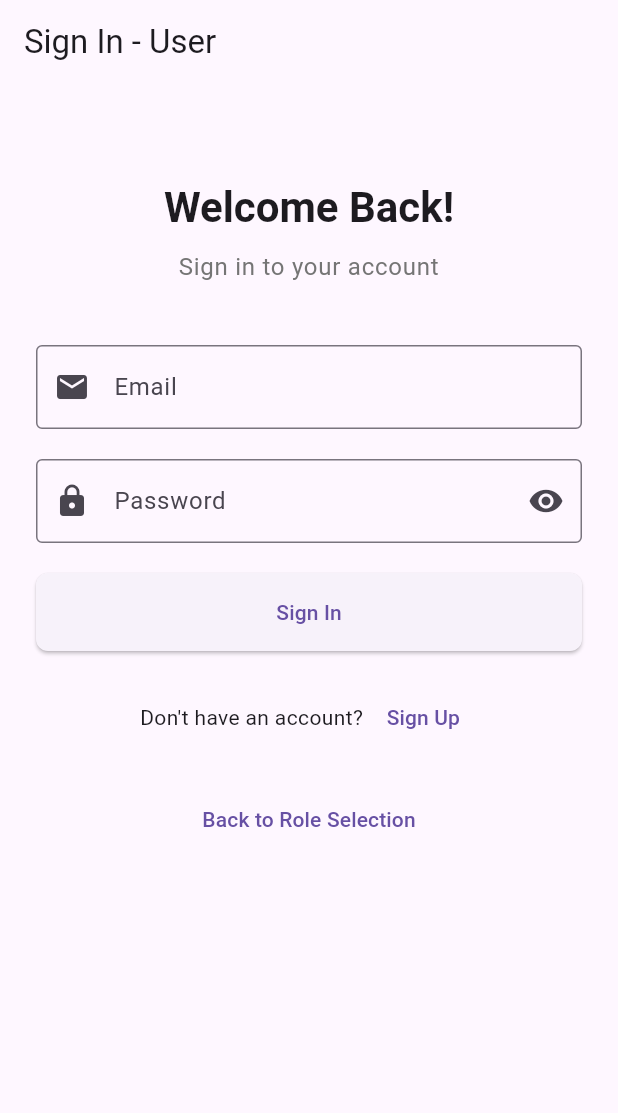
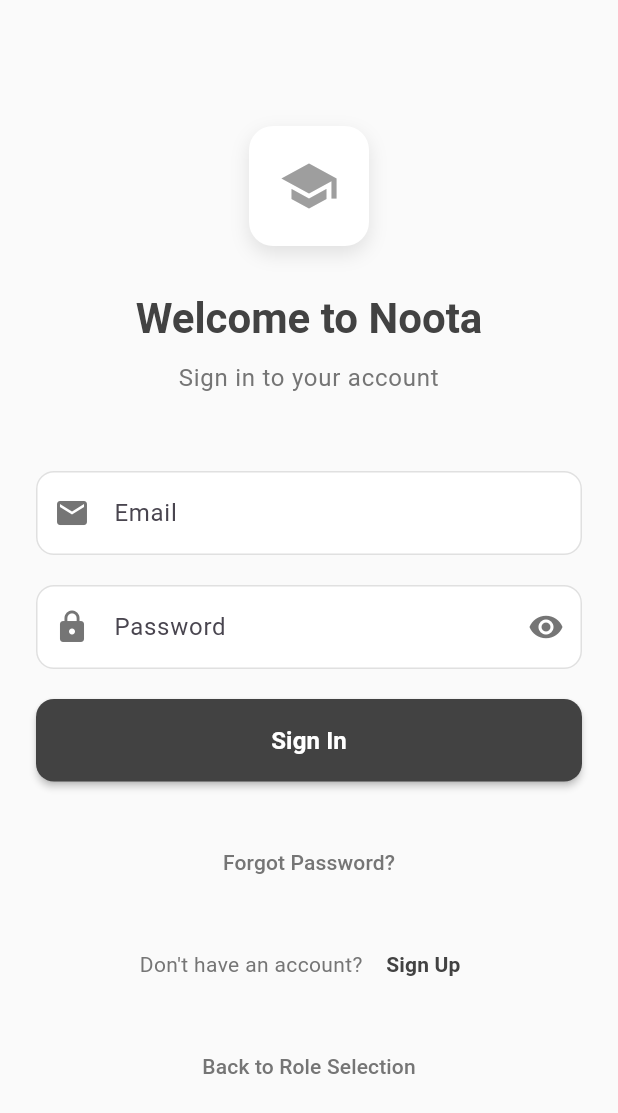
Before and after one commit to youssefbayoumy/Noota, a Flutter app: the LoginScreen screen opened by its route, on a phone screen of 412 x 824 dp. Shown: the top 1113 px of the screen. Run offline on Flutter 3.47's test engine with Material 3 defaults, Android fonts, the phone set to English and light mode, and no system bars; our stand-ins replace flutter_riverpod, go_router, supabase_flutter; accounts and stored records are empty; Roboto replaces fonts that are missing (Cairo).

Commit message:
Fix splash screen navigation: Added automatic redirect to login page after 3 seconds, redesigned login screen with grayscale theme, improved user flow

```diff
--- a/lib/screens/auth/login_screen.dart
+++ b/lib/screens/auth/login_screen.dart
@@ -1,14 +1,11 @@
 import 'package:flutter/material.dart';
 import 'package:flutter_riverpod/flutter_riverpod.dart';
 import 'package:go_router/go_router.dart';
-import '../../models/user_role.dart';
 import '../../providers/auth_provider.dart';
 import '../../services/auth_service.dart';
 
 class LoginScreen extends ConsumerStatefulWidget {
-  final UserRole? role;
-
-  const LoginScreen({super.key, this.role});
+  const LoginScreen({super.key});
 
   @override
   ConsumerState<LoginScreen> createState() => _LoginScreenState();
@@ -61,26 +58,49 @@
     final error = ref.watch(authErrorProvider);
 
     return Scaffold(
-      appBar: AppBar(
-        title: Text('Sign In - ${widget.role?.displayName ?? 'User'}'),
-        backgroundColor: Colors.transparent,
-        elevation: 0,
-      ),
+      backgroundColor: Colors.grey.shade50,
       body: SafeArea(
-        child: Padding(
+        child: SingleChildScrollView(
           padding: const EdgeInsets.all(24.0),
           child: Form(
             key: _formKey,
             child: Column(
               crossAxisAlignment: CrossAxisAlignment.stretch,
               children: [
-                const SizedBox(height: 40),
+                const SizedBox(height: 60),
+
+                // App Logo
+                Center(
+                  child: Container(
+                    width: 80,
+                    height: 80,
+                    decoration: BoxDecoration(
+                      color: Colors.white,
+                      borderRadius: BorderRadius.circular(16),
+                      boxShadow: [
+                        BoxShadow(
+                          color: Colors.black.withOpacity(0.1),
+                          blurRadius: 10,
+                          offset: const Offset(0, 5),
+                        ),
+                      ],
+                    ),
+                    child: const Icon(
+                      Icons.school,
+                      size: 40,
+                      color: Colors.grey,
+                    ),
+                  ),
+                ),
+
+                const SizedBox(height: 30),
 
                 // Header
                 Text(
-                  'Welcome Back!',
+                  'Welcome to Noota',
                   style: Theme.of(context).textTheme.headlineMedium?.copyWith(
                     fontWeight: FontWeight.bold,
+                    color: Colors.grey.shade800,
                   ),
                   textAlign: TextAlign.center,
                 ),
@@ -88,23 +108,39 @@
                 const SizedBox(height: 10),
 
                 Text(
-                  'Sign in to your ${widget.role?.displayName ?? 'account'}',
+                  'Sign in to your account',
                   style: Theme.of(
                     context,
-                  ).textTheme.bodyLarge?.copyWith(color: Colors.grey[600]),
+                  ).textTheme.bodyLarge?.copyWith(color: Colors.grey.shade600),
                   textAlign: TextAlign.center,
                 ),
 
-                const SizedBox(height: 40),
+                const SizedBox(height: 50),
 
                 // Email Field
                 TextFormField(
                   controller: _emailController,
                   keyboardType: TextInputType.emailAddress,
-                  decoration: const InputDecoration(
+                  decoration: InputDecoration(
                     labelText: 'Email',
-                    prefixIcon: Icon(Icons.email),
-                    border: OutlineInputBorder(),
+                    prefixIcon: Icon(Icons.email, color: Colors.grey.shade600),
+                    border: OutlineInputBorder(
+                      borderRadius: BorderRadius.circular(12),
+                      borderSide: BorderSide(color: Colors.grey.shade300),
+                    ),
+                    enabledBorder: OutlineInputBorder(
+                      borderRadius: BorderRadius.circular(12),
+                      borderSide: BorderSide(color: Colors.grey.shade300),
+                    ),
+                    focusedBorder: OutlineInputBorder(
+                      borderRadius: BorderRadius.circular(12),
+                      borderSide: BorderSide(
+                        color: Colors.grey.shade600,
+                        width: 2,
+                      ),
+                    ),
+                    filled: true,
+                    fillColor: Colors.white,
                   ),
                   validator: (value) {
                     if (value == null || value.isEmpty) {
@@ -125,12 +161,13 @@
                   obscureText: _obscurePassword,
                   decoration: InputDecoration(
                     labelText: 'Password',
-                    prefixIcon: const Icon(Icons.lock),
+                    prefixIcon: Icon(Icons.lock, color: Colors.grey.shade600),
                     suffixIcon: IconButton(
                       icon: Icon(
                         _obscurePassword
                             ? Icons.visibility
                             : Icons.visibility_off,
+                        color: Colors.grey.shade600,
                       ),
                       onPressed: () {
                         setState(() {
@@ -138,7 +175,23 @@
                         });
                       },
                     ),
-                    border: const OutlineInputBorder(),
+                    border: OutlineInputBorder(
+                      borderRadius: BorderRadius.circular(12),
+                      borderSide: BorderSide(color: Colors.grey.shade300),
+                    ),
+                    enabledBorder: OutlineInputBorder(
+                      borderRadius: BorderRadius.circular(12),
+                      borderSide: BorderSide(color: Colors.grey.shade300),
+                    ),
+                    focusedBorder: OutlineInputBorder(
+                      borderRadius: BorderRadius.circular(12),
+                      borderSide: BorderSide(
+                        color: Colors.grey.shade600,
+                        width: 2,
+                      ),
+                    ),
+                    filled: true,
+                    fillColor: Colors.white,
                   ),
                   validator: (value) {
                     if (value == null || value.isEmpty) {
@@ -158,13 +211,13 @@
                   Container(
                     padding: const EdgeInsets.all(12),
                     decoration: BoxDecoration(
-                      color: Colors.red[50],
-                      borderRadius: BorderRadius.circular(8),
-                      border: Border.all(color: Colors.red[200]!),
+                      color: Colors.grey.shade100,
+                      borderRadius: BorderRadius.circular(12),
+                      border: Border.all(color: Colors.grey.shade300),
                     ),
                     child: Text(
                       error,
-                      style: TextStyle(color: Colors.red[700]),
+                      style: TextStyle(color: Colors.grey.shade700),
                     ),
                   ),
 
@@ -174,18 +227,50 @@
                 ElevatedButton(
                   onPressed: isLoading ? null : _handleLogin,
                   style: ElevatedButton.styleFrom(
+                    backgroundColor: Colors.grey.shade800,
+                    foregroundColor: Colors.white,
                     padding: const EdgeInsets.symmetric(vertical: 16),
                     shape: RoundedRectangleBorder(
-                      borderRadius: BorderRadius.circular(8),
+                      borderRadius: BorderRadius.circular(12),
                     ),
+                    elevation: 2,
                   ),
                   child: isLoading
                       ? const SizedBox(
                           height: 20,
                           width: 20,
-                          child: CircularProgressIndicator(strokeWidth: 2),
+                          child: CircularProgressIndicator(
+                            strokeWidth: 2,
+                            valueColor: AlwaysStoppedAnimation<Color>(
+                              Colors.white,
+                            ),
+                          ),
                         )
-                      : const Text('Sign In'),
+                      : const Text(
+                          'Sign In',
+                          style: TextStyle(
+                            fontSize: 16,
+                            fontWeight: FontWeight.w600,
+                          ),
+                        ),
+                ),
+
+                const SizedBox(height: 30),
+
+                // Forgot Password
+                TextButton(
+                  onPressed: () {
+                    // TODO: Implement forgot password
+                    ScaffoldMessenger.of(context).showSnackBar(
+                      const SnackBar(
+                        content: Text('Forgot password feature coming soon!'),
+                      ),
+                    );
+                  },
+                  child: Text(
+                    'Forgot Password?',
+                    style: TextStyle(color: Colors.grey.shade600),
+                  ),
                 ),
 
                 const SizedBox(height: 20),
@@ -194,11 +279,19 @@
                 Row(
                   mainAxisAlignment: MainAxisAlignment.center,
                   children: [
-                    const Text("Don't have an account? "),
+                    Text(
+                      "Don't have an account? ",
+                      style: TextStyle(color: Colors.grey.shade600),
+                    ),
                     TextButton(
-                      onPressed: () =>
-                          context.go('/signup', extra: widget.role),
-                      child: const Text('Sign Up'),
+                      onPressed: () => context.go('/signup'),
+                      child: Text(
+                        'Sign Up',
+                        style: TextStyle(
+                          color: Colors.grey.shade800,
+                          fontWeight: FontWeight.w600,
+                        ),
+                      ),
                     ),
                   ],
                 ),
@@ -208,7 +301,10 @@
                 // Back to Role Selection
                 TextButton(
                   onPressed: () => context.go('/role-selection'),
-                  child: const Text('Back to Role Selection'),
+                  child: Text(
+                    'Back to Role Selection',
+                    style: TextStyle(color: Colors.grey.shade600),
+                  ),
                 ),
               ],
             ),
--- a/lib/screens/auth/role_selection_screen.dart
+++ b/lib/screens/auth/role_selection_screen.dart
@@ -107,7 +107,7 @@
       elevation: 4,
       shape: RoundedRectangleBorder(borderRadius: BorderRadius.circular(16)),
       child: InkWell(
-        onTap: () => context.go('/login', extra: role),
+        onTap: () => context.go('/login'),
         borderRadius: BorderRadius.circular(16),
         child: Padding(
           padding: const EdgeInsets.all(20),
--- a/lib/screens/splash_screen.dart
+++ b/lib/screens/splash_screen.dart
@@ -1,12 +1,73 @@
 import 'package:flutter/material.dart';
 import 'package:flutter_riverpod/flutter_riverpod.dart';
+import 'package:go_router/go_router.dart';
 import '../providers/auth_provider.dart';
+import '../models/user_role.dart';
 
-class SplashScreen extends ConsumerWidget {
+class SplashScreen extends ConsumerStatefulWidget {
   const SplashScreen({super.key});
 
   @override
-  Widget build(BuildContext context, WidgetRef ref) {
+  ConsumerState<SplashScreen> createState() => _SplashScreenState();
+}
+
+class _SplashScreenState extends ConsumerState<SplashScreen> {
+  @override
+  void initState() {
+    super.initState();
+    _navigateToLogin();
+  }
+
+  void _navigateToLogin() async {
+    // Wait for 3 seconds to show the splash screen
+    await Future.delayed(const Duration(seconds: 3));
+
+    if (mounted) {
+      // Check if user is already authenticated
+      final authState = ref.read(authStateProvider);
+      authState.when(
+        data: (data) {
+          if (data.session?.user != null) {
+            // User is authenticated, redirect to appropriate dashboard
+            final userRole = ref.read(userRoleProvider);
+            if (userRole != null) {
+              // Redirect to appropriate dashboard based on role
+              switch (userRole) {
+                case UserRole.student:
+                  context.go('/student/dashboard');
+                  break;
+                case UserRole.parent:
+                  context.go('/parent/dashboard');
+                  break;
+                case UserRole.teacher:
+                  context.go('/teacher/dashboard');
+                  break;
+                case UserRole.admin:
+                  context.go('/admin/dashboard');
+                  break;
+              }
+            } else {
+              context.go('/role-selection');
+            }
+          } else {
+            // User is not authenticated, go to login
+            context.go('/login');
+          }
+        },
+        loading: () {
+          // Still loading, go to login
+          context.go('/login');
+        },
+        error: (_, __) {
+          // Error occurred, go to login
+          context.go('/login');
+        },
+      );
+    }
+  }
+
+  @override
+  Widget build(BuildContext context) {
     return Scaffold(
       backgroundColor: Theme.of(context).primaryColor,
       body: Center(
--- a/lib/utils/router.dart
+++ b/lib/utils/router.dart
@@ -84,10 +84,7 @@
       ),
       GoRoute(
         path: '/login',
-        builder: (context, state) {
-          final role = state.extra as UserRole?;
-          return LoginScreen(role: role);
-        },
+        builder: (context, state) => const LoginScreen(),
       ),
       GoRoute(
         path: '/signup',
```
